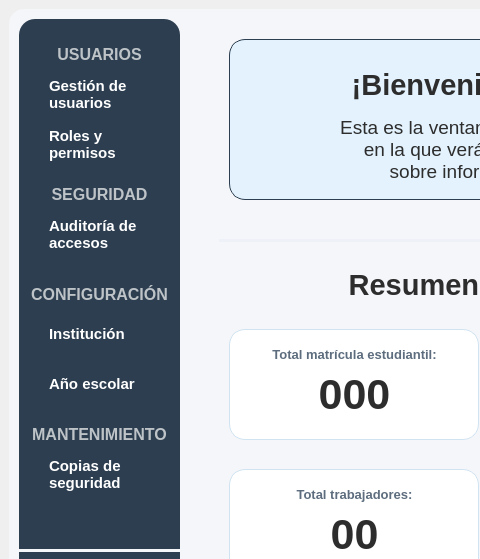
Before: the Qt Designer form resources/ui/main.ui in Proyecto-Uptjaa/Proyecto_SIRA, drawn with Qt 5; both pictures show x 0 to 480 and y 0 to 559 of the 1300 by 681 pixel window.
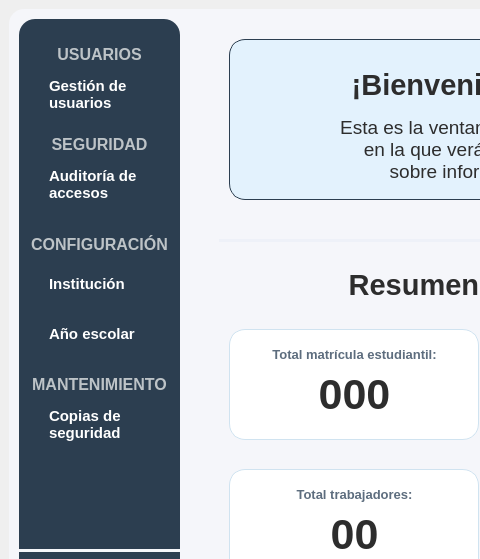
After: the same form once the commit is applied. The open tabs and pages were chosen to show the change. Icons and pictures are not drawn. Custom widgets are drawn as their Qt base class.

Patch:
```diff
--- a/resources/ui/main.ui
+++ b/resources/ui/main.ui
@@ -1138,98 +1138,6 @@
          <string notr="true">buttonGroup</string>
         </attribute>
        </widget>
-       <widget class="QPushButton" name="btnRoles">
-        <property name="enabled">
-         <bool>false</bool>
-        </property>
-        <property name="geometry">
-         <rect>
-          <x>10</x>
-          <y>100</y>
-          <width>171</width>
-          <height>50</height>
-         </rect>
-        </property>
-        <property name="sizePolicy">
-         <sizepolicy hsizetype="Minimum" vsizetype="Fixed">
-          <horstretch>0</horstretch>
-          <verstretch>0</verstretch>
-         </sizepolicy>
-        </property>
-        <property name="minimumSize">
-         <size>
-          <width>80</width>
-          <height>30</height>
-         </size>
-        </property>
-        <property name="maximumSize">
-         <size>
-          <width>200</width>
-          <height>50</height>
-         </size>
-        </property>
-        <property name="font">
-         <font>
-          <family>Segoe UI</family>
-          <pointsize>11</pointsize>
-          <italic>false</italic>
-          <bold>true</bold>
-         </font>
-        </property>
-        <property name="cursor">
-         <cursorShape>PointingHandCursor</cursorShape>
-        </property>
-        <property name="layoutDirection">
-         <enum>Qt::LayoutDirection::LeftToRight</enum>
-        </property>
-        <property name="styleSheet">
-         <string notr="true">QPushButton {
-   background: transparent;
-    color: #FFFFFF;
-    border: none;
-    padding: 2px 16px;
-    border-radius: 15px;
-	text-align: left;
-    padding-left: 20px; /* Mueve el ícono a la derecha un poco */
-}
-QPushButton:hover {
-	
-	background-color: rgb(69, 98, 126);
-}
-QPushButton:checked {
-    background-color: #f5f6fa;
- 	color: #2d2d2d;
-	
-}</string>
-        </property>
-        <property name="text">
-         <string>Roles y
-permisos</string>
-        </property>
-        <property name="icon">
-         <iconset resource="../icons/resources_ui.qrc">
-          <normaloff>:/icons/permisos_w.png</normaloff>
-          <normalon>:/icons/permisos_b.png</normalon>:/icons/permisos_w.png</iconset>
-        </property>
-        <property name="iconSize">
-         <size>
-          <width>18</width>
-          <height>18</height>
-         </size>
-        </property>
-        <property name="checkable">
-         <bool>true</bool>
-        </property>
-        <property name="checked">
-         <bool>false</bool>
-        </property>
-        <property name="autoExclusive">
-         <bool>false</bool>
-        </property>
-        <attribute name="buttonGroup">
-         <string notr="true">buttonGroup</string>
-        </attribute>
-       </widget>
        <widget class="QLabel" name="lblResumenGeneral_2">
         <property name="geometry">
          <rect>
@@ -1260,7 +1168,7 @@
         <property name="geometry">
          <rect>
           <x>0</x>
-          <y>160</y>
+          <y>110</y>
           <width>161</width>
           <height>31</height>
          </rect>
@@ -1286,7 +1194,7 @@
         <property name="geometry">
          <rect>
           <x>10</x>
-          <y>190</y>
+          <y>140</y>
           <width>171</width>
           <height>50</height>
          </rect>
@@ -1375,7 +1283,7 @@
         <property name="geometry">
          <rect>
           <x>0</x>
-          <y>260</y>
+          <y>210</y>
           <width>161</width>
           <height>31</height>
          </rect>
@@ -1401,7 +1309,7 @@
         <property name="geometry">
          <rect>
           <x>10</x>
-          <y>290</y>
+          <y>240</y>
           <width>171</width>
           <height>50</height>
          </rect>
@@ -1489,7 +1397,7 @@
         <property name="geometry">
          <rect>
           <x>0</x>
-          <y>400</y>
+          <y>350</y>
           <width>161</width>
           <height>31</height>
          </rect>
@@ -1515,7 +1423,7 @@
         <property name="geometry">
          <rect>
           <x>10</x>
-          <y>430</y>
+          <y>380</y>
           <width>171</width>
           <height>50</height>
          </rect>
@@ -1715,7 +1623,7 @@
         <property name="geometry">
          <rect>
           <x>10</x>
-          <y>340</y>
+          <y>290</y>
           <width>171</width>
           <height>50</height>
          </rect>
```
